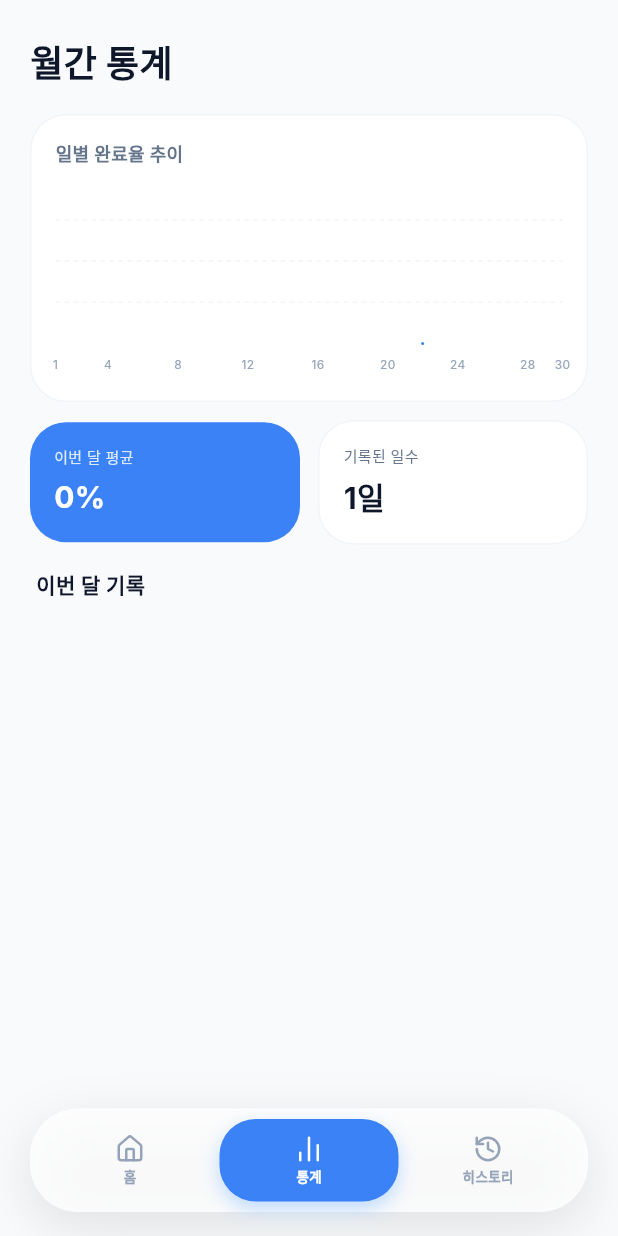
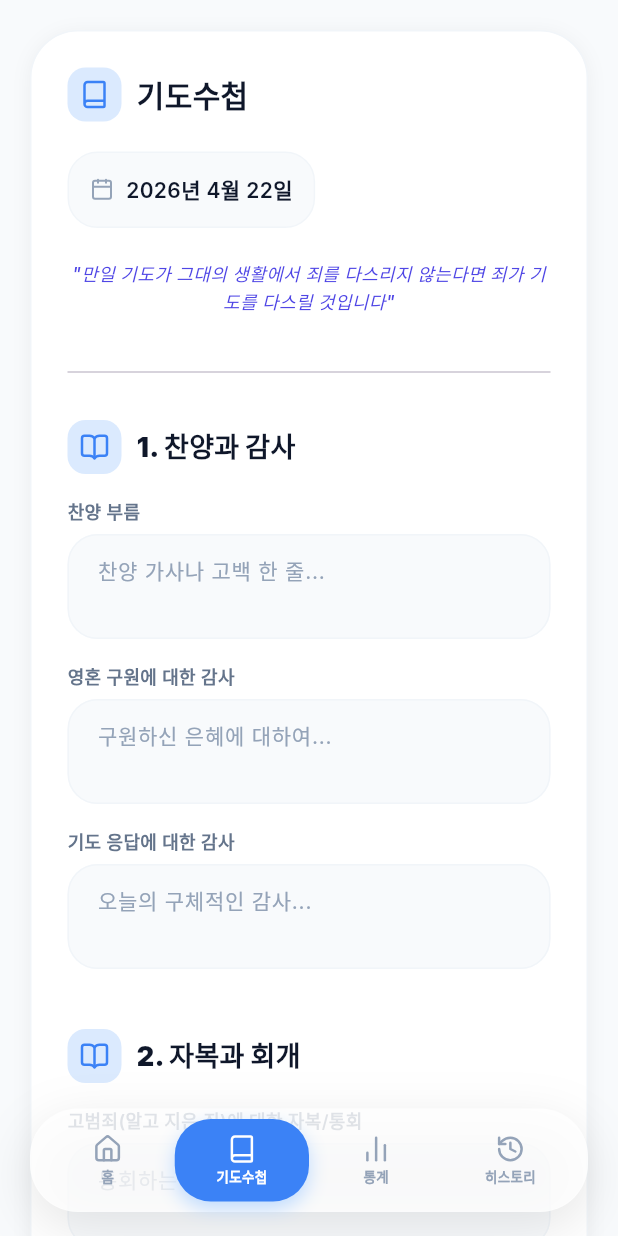
Before and after one commit to lsr54199251/his-soldier-, a Flutter app: the screen it shows after launch, item 2 of the bottom bar chosen, on a phone screen of 412 x 824 dp. Run offline on Flutter 3.47's test engine with Material 3 defaults, Android fonts, the phone set to English and light mode, and no system bars; drawn by our look-alikes of fl_chart; our stand-ins replace lucide_icons, shared_preferences; Roboto replaces fonts that are missing (Inter).

```diff
--- a/lib/main.dart
+++ b/lib/main.dart
@@ -9,6 +9,7 @@ import 'models/faith_record.dart';
 import 'screens/home_screen.dart';
 import 'screens/stats_screen.dart';
 import 'screens/history_screen.dart';
+import 'screens/prayer_journal_screen.dart';
 
 Future<void> main() async {
   WidgetsFlutterBinding.ensureInitialized();
@@ -474,6 +475,8 @@ class _MainLayoutState extends State<MainLayout> {
         onMemoOpen: (keyStr, record) => _showMemoBottomSheet(record, keyStr),
       );
     } else if (_currentIndex == 1) {
+      currentScreen = const PrayerJournalScreen();
+    } else if (_currentIndex == 2) {
       currentScreen = StatsScreen(records: faithProvider.records);
     } else {
       currentScreen = HistoryScreen(
@@ -544,8 +547,9 @@ class _MainLayoutState extends State<MainLayout> {
         mainAxisAlignment: MainAxisAlignment.spaceAround,
         children: [
           _buildNavItem(0, LucideIcons.home, '홈', isDark),
-          _buildNavItem(1, LucideIcons.barChart2, '통계', isDark),
-          _buildNavItem(2, LucideIcons.history, '히스토리', isDark),
+          _buildNavItem(1, LucideIcons.book, '기도수첩', isDark),
+          _buildNavItem(2, LucideIcons.barChart2, '통계', isDark),
+          _buildNavItem(3, LucideIcons.history, '히스토리', isDark),
         ],
       ),
     );
--- a/lib/models/faith_record.dart
+++ b/lib/models/faith_record.dart
@@ -39,6 +39,7 @@ class FaithRecord {
   final String? prayerMemo;
   final String? fellowshipMemo;
   final String? evangelismMemo;
+  final String? bibleMemo;
   final List<CheckItem> todos;
 
   FaithRecord({
@@ -52,6 +53,7 @@ class FaithRecord {
     this.prayerMemo,
     this.fellowshipMemo,
     this.evangelismMemo,
+    this.bibleMemo,
     this.todos = const [],
   });
 
@@ -66,6 +68,7 @@ class FaithRecord {
     String? prayerMemo,
     String? fellowshipMemo,
     String? evangelismMemo,
+    String? bibleMemo,
     List<CheckItem>? todos,
   }) {
     return FaithRecord(
@@ -79,6 +82,7 @@ class FaithRecord {
       prayerMemo: prayerMemo ?? this.prayerMemo,
       fellowshipMemo: fellowshipMemo ?? this.fellowshipMemo,
       evangelismMemo: evangelismMemo ?? this.evangelismMemo,
+      bibleMemo: bibleMemo ?? this.bibleMemo,
       todos: todos ?? this.todos,
     );
   }
@@ -95,6 +99,7 @@ class FaithRecord {
       'prayerMemo': prayerMemo,
       'fellowshipMemo': fellowshipMemo,
       'evangelismMemo': evangelismMemo,
+      'bibleMemo': bibleMemo,
       'todos': todos.map((t) => t.toJson()).toList(),
     };
   }
@@ -115,6 +120,7 @@ class FaithRecord {
       prayerMemo: json['prayerMemo'] as String?,
       fellowshipMemo: json['fellowshipMemo'] as String?,
       evangelismMemo: json['evangelismMemo'] as String?,
+      bibleMemo: json['bibleMemo'] as String?,
       todos: todos,
     );
   }
--- /dev/null
+++ b/lib/screens/prayer_journal_screen.dart
@@ -0,0 +1,328 @@
+import 'package:flutter/material.dart';
+import 'package:intl/intl.dart';
+import 'package:shared_preferences/shared_preferences.dart';
+import 'package:lucide_icons/lucide_icons.dart';
+
+class PrayerJournalScreen extends StatefulWidget {
+  const PrayerJournalScreen({Key? key}) : super(key: key);
+
+  @override
+  State<PrayerJournalScreen> createState() => _PrayerJournalScreenState();
+}
+
+class _PrayerJournalScreenState extends State<PrayerJournalScreen> {
+  DateTime _selectedDate = DateTime.now();
+  late SharedPreferences _prefs;
+  bool _isLoading = true;
+
+  final List<String> _quotes = [
+    "기도는 아침의 열쇠이고 밤의 자물쇠입니다",
+    "기도 없는 하루는 은혜와 축복이 없는 하루이며, 기도 없는 일생은 주님의 도우심과 인도가 없는 일생입니다",
+    "하나님과 함께 한 1시간은 사람과 함께 한 일생보다 더 큰 가치가 있습니다",
+    "성경은 우리에게 항상 설교해야 한다고 말하지 않지만, 항상 기도해야 한다고 말하고 있습니다",
+    "그리스도인들이 기도에 게으르기 때문에 복음은 느린 속도로 전해지고 있습니다",
+    "만일 기도가 그대의 생활에서 죄를 다스리지 않는다면 죄가 기도를 다스릴 것입니다",
+    "우리 모두는 기도할 마음을 가지고 있지만 기도하는 사람은 아주 적습니다",
+    "기도는 하나님이 원하지 않는 것을 억지로 빼앗는 것이 아니라 하나님이 기꺼이 주시는 것을 받는 것입니다"
+  ];
+
+  final Map<String, TextEditingController> _controllers = {};
+
+  @override
+  void initState() {
+    super.initState();
+    for (int i = 1; i <= 14; i++) {
+      _controllers['p$i'] = TextEditingController();
+    }
+    _initPrefs();
+  }
+
+  Future<void> _initPrefs() async {
+    _prefs = await SharedPreferences.getInstance();
+    _loadData();
+    setState(() {
+      _isLoading = false;
+    });
+  }
+
+  void _loadData() {
+    final dateStr = DateFormat('yyyy-MM-dd').format(_selectedDate);
+    for (int i = 1; i <= 14; i++) {
+      // Per-date key for persistence
+      final key = 'prayer_journal_${dateStr}_p$i';
+
+      // Check if there is data for today, otherwise fall back to global old keys if any (migration from HTML if we had one) or empty
+      final value = _prefs.getString(key) ?? '';
+      _controllers['p$i']!.text = value;
+    }
+  }
+
+  void _saveData(String id, String value) {
+    if (_isLoading) return;
+    final dateStr = DateFormat('yyyy-MM-dd').format(_selectedDate);
+    final key = 'prayer_journal_${dateStr}_$id';
+    _prefs.setString(key, value);
+  }
+
+  String _getQuote() {
+    final days = _selectedDate.millisecondsSinceEpoch ~/ (1000 * 60 * 60 * 24);
+    return _quotes[days % _quotes.length];
+  }
+
+  @override
+  void dispose() {
+    for (var controller in _controllers.values) {
+      controller.dispose();
+    }
+    super.dispose();
+  }
+
+  Future<void> _pickDate() async {
+    final DateTime? picked = await showDatePicker(
+      context: context,
+      initialDate: _selectedDate,
+      firstDate: DateTime.now().subtract(const Duration(days: 365)),
+      lastDate: DateTime.now().add(const Duration(days: 365)),
+    );
+    if (picked != null && picked != _selectedDate) {
+      setState(() {
+        _selectedDate = picked;
+        _loadData();
+      });
+    }
+  }
+
+  Widget _buildSectionTitle(String title, bool isDark) {
+    return Container(
+      margin: const EdgeInsets.only(bottom: 16, top: 24),
+      child: Row(
+        children: [
+          Container(
+            padding: const EdgeInsets.all(8),
+            decoration: BoxDecoration(
+              color: isDark
+                  ? const Color(0xFF1E3A8A).withOpacity(0.4)
+                  : const Color(0xFFDBEAFE),
+              borderRadius: BorderRadius.circular(12),
+            ),
+            child: const Icon(LucideIcons.bookOpen,
+                size: 20, color: Color(0xFF3B82F6)),
+          ),
+          const SizedBox(width: 10),
+          Text(
+            title,
+            style: TextStyle(
+              fontSize: 18,
+              fontWeight: FontWeight.w900,
+              color: isDark ? Colors.white : const Color(0xFF0F172A),
+            ),
+          ),
+        ],
+      ),
+    );
+  }
+
+  Widget _buildTextField(String id, String label, String hint, bool isDark, {int minLines = 2}) {
+    return Column(
+      crossAxisAlignment: CrossAxisAlignment.start,
+      children: [
+        Text(
+          label,
+          style: TextStyle(
+            fontSize: 12,
+            fontWeight: FontWeight.w600,
+            color: isDark ? const Color(0xFF94A3B8) : const Color(0xFF64748B),
+          ),
+        ),
+        const SizedBox(height: 6),
+        TextField(
+          controller: _controllers[id],
+          onChanged: (val) => _saveData(id, val),
+          maxLines: null,
+          minLines: minLines,
+          style: TextStyle(
+            fontSize: 14,
+            color: isDark ? Colors.white : const Color(0xFF0F172A),
+          ),
+          decoration: InputDecoration(
+            hintText: hint,
+            hintStyle: const TextStyle(
+              color: Color(0xFF94A3B8),
+              fontSize: 14,
+            ),
+            filled: true,
+            fillColor: isDark ? const Color(0xFF0F172A) : const Color(0xFFF8FAFC),
+            contentPadding: const EdgeInsets.symmetric(horizontal: 16, vertical: 14),
+            border: OutlineInputBorder(
+              borderRadius: BorderRadius.circular(20),
+              borderSide: BorderSide(
+                color: isDark ? const Color(0xFF334155) : const Color(0xFFF1F5F9),
+              ),
+            ),
+            enabledBorder: OutlineInputBorder(
+              borderRadius: BorderRadius.circular(20),
+              borderSide: BorderSide(
+                color: isDark ? const Color(0xFF334155) : const Color(0xFFF1F5F9),
+              ),
+            ),
+            focusedBorder: OutlineInputBorder(
+              borderRadius: BorderRadius.circular(20),
+              borderSide: const BorderSide(
+                color: Color(0xFF3B82F6),
+                width: 2,
+              ),
+            ),
+          ),
+        ),
+        const SizedBox(height: 16),
+      ],
+    );
+  }
+
+  @override
+  Widget build(BuildContext context) {
+    if (_isLoading) {
+      return const Center(child: CircularProgressIndicator());
+    }
+
+    bool isDark = Theme.of(context).brightness == Brightness.dark;
+
+    return Scaffold(
+      backgroundColor: isDark ? const Color(0xFF020617) : const Color(0xFFF8FAFC),
+      body: SafeArea(
+        child: SingleChildScrollView(
+          child: Padding(
+            padding: const EdgeInsets.fromLTRB(20, 20, 20, 100),
+            child: Container(
+              padding: const EdgeInsets.all(24),
+              decoration: BoxDecoration(
+                color: isDark ? const Color(0xFF1E293B) : Colors.white,
+                borderRadius: BorderRadius.circular(32),
+                border: Border.all(
+                  color: isDark ? const Color(0xFF334155) : const Color(0xFFF1F5F9),
+                ),
+                boxShadow: [
+                  if (!isDark)
+                    BoxShadow(
+                      color: Colors.black.withOpacity(0.05),
+                      blurRadius: 10,
+                      offset: const Offset(0, 2),
+                    ),
+                ],
+              ),
+              child: Column(
+                crossAxisAlignment: CrossAxisAlignment.start,
+                children: [
+                  // Header
+                  Row(
+                    children: [
+                      Container(
+                        padding: const EdgeInsets.all(8),
+                        decoration: BoxDecoration(
+                          color: isDark ? const Color(0xFF1E3A8A).withOpacity(0.4) : const Color(0xFFDBEAFE),
+                          borderRadius: BorderRadius.circular(12),
+                        ),
+                        child: const Icon(LucideIcons.book, size: 20, color: Color(0xFF3B82F6)),
+                      ),
+                      const SizedBox(width: 10),
+                      Text(
+                        '기도수첩',
+                        style: TextStyle(
+                          fontSize: 20,
+                          fontWeight: FontWeight.w900,
+                          color: isDark ? Colors.white : const Color(0xFF0F172A),
+                        ),
+                      ),
+                    ],
+                  ),
+                  const SizedBox(height: 20),
+
+                  // Date Picker
+                  GestureDetector(
+                    onTap: _pickDate,
+                    child: Container(
+                      padding: const EdgeInsets.symmetric(horizontal: 14, vertical: 14),
+                      decoration: BoxDecoration(
+                        color: isDark ? const Color(0xFF0F172A) : const Color(0xFFF8FAFC),
+                        borderRadius: BorderRadius.circular(20),
+                        border: Border.all(
+                          color: isDark ? const Color(0xFF334155) : const Color(0xFFF1F5F9),
+                        ),
+                      ),
+                      child: Row(
+                        mainAxisSize: MainAxisSize.min,
+                        children: [
+                          const Icon(LucideIcons.calendar, size: 16, color: Color(0xFF94A3B8)),
+                          const SizedBox(width: 8),
+                          Text(
+                            DateFormat('yyyy년 M월 d일').format(_selectedDate),
+                            style: TextStyle(
+                              fontSize: 14,
+                              fontWeight: FontWeight.w600,
+                              color: isDark ? Colors.white : const Color(0xFF0F172A),
+                            ),
+                          ),
+                        ],
+                      ),
+                    ),
+                  ),
+
+                  const SizedBox(height: 16),
+
+                  // Quote
+                  Container(
+                    constraints: const BoxConstraints(minHeight: 48),
+                    alignment: Alignment.center,
+                    child: Text(
+                      '"${_getQuote()}"',
+                      textAlign: TextAlign.center,
+                      style: TextStyle(
+                        fontSize: 12,
+                        fontStyle: FontStyle.italic,
+                        fontWeight: FontWeight.w500,
+                        color: isDark ? const Color(0xFF818CF8) : const Color(0xFF4F46E5),
+                        height: 1.5,
+                      ),
+                    ),
+                  ),
+
+                  const SizedBox(height: 24),
+                  const Divider(),
+
+                  // Section 1
+                  _buildSectionTitle('1. 찬양과 감사', isDark),
+                  _buildTextField('p1', '찬양 부름', '찬양 가사나 고백 한 줄...', isDark),
+                  _buildTextField('p2', '영혼 구원에 대한 감사', '구원하신 은혜에 대하여...', isDark),
+                  _buildTextField('p3', '기도 응답에 대한 감사', '오늘의 구체적인 감사...', isDark),
+
+                  // Section 2
+                  _buildSectionTitle('2. 자복과 회개', isDark),
+                  _buildTextField('p4', '고범죄(알고 지은 죄)에 대한 자복/통회', '통회하는 마음으로...', isDark),
+                  _buildTextField('p5', '부지불식간(모르고 지은 죄)의 자백', '연약함을 고백합니다...', isDark),
+                  _buildTextField('p6', '선악간의 죄 / 상처 준 형제자매 용서', '주님의 마음으로 품습니다...', isDark),
+
+                  // Section 3
+                  _buildSectionTitle('3. 중보 기도', isDark),
+                  _buildTextField('p7', '전도집회 및 교회 행사', '사역의 열매를 위해...', isDark),
+                  _buildTextField('p8', '교구, 구역, 전국·해외 교회', '교회 공동체를 위해...', isDark),
+                  _buildTextField('p9', '전도 대상자 (태신자) 기도', '그 이름을 불러가며...', isDark),
+                  _buildTextField('p10', '기도 부탁 / 조용히 중보할 이들', '함께 짐을 지는 마음으로...', isDark),
+                  _buildTextField('p11', '직분자 및 가족 기도', '강건함과 평안을 위해...', isDark),
+
+                  // Section 4
+                  _buildSectionTitle('4. 간구와 신앙 성장', isDark),
+                  _buildTextField('p12', '개인적인 간구', '주님께 맡기는 제목...', isDark),
+                  _buildTextField('p13', '자신의 신앙 성장을 위한 기도', '더 깊은 믿음을 위해...', isDark),
+
+                  // Memo
+                  _buildSectionTitle('MEMO', isDark),
+                  _buildTextField('p14', '기록', '오늘의 묵상, 받은 말씀, 영적 일기...', isDark, minLines: 6),
+                ],
+              ),
+            ),
+          ),
+        ),
+      ),
+    );
+  }
+}
```
Also changed, not shown: lib/screens/home_screen.dart (+133 -1 lines), pubspec.yaml (+9 -2 lines), assets/logo.png (added), pubspec.lock, 34 other files.
